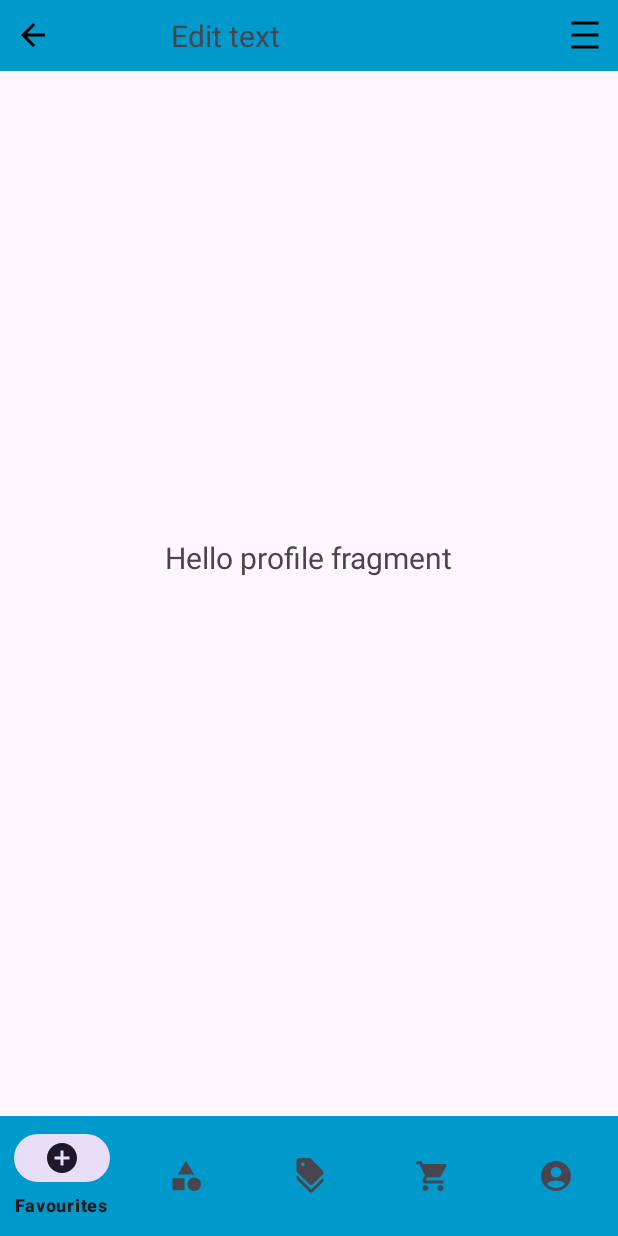
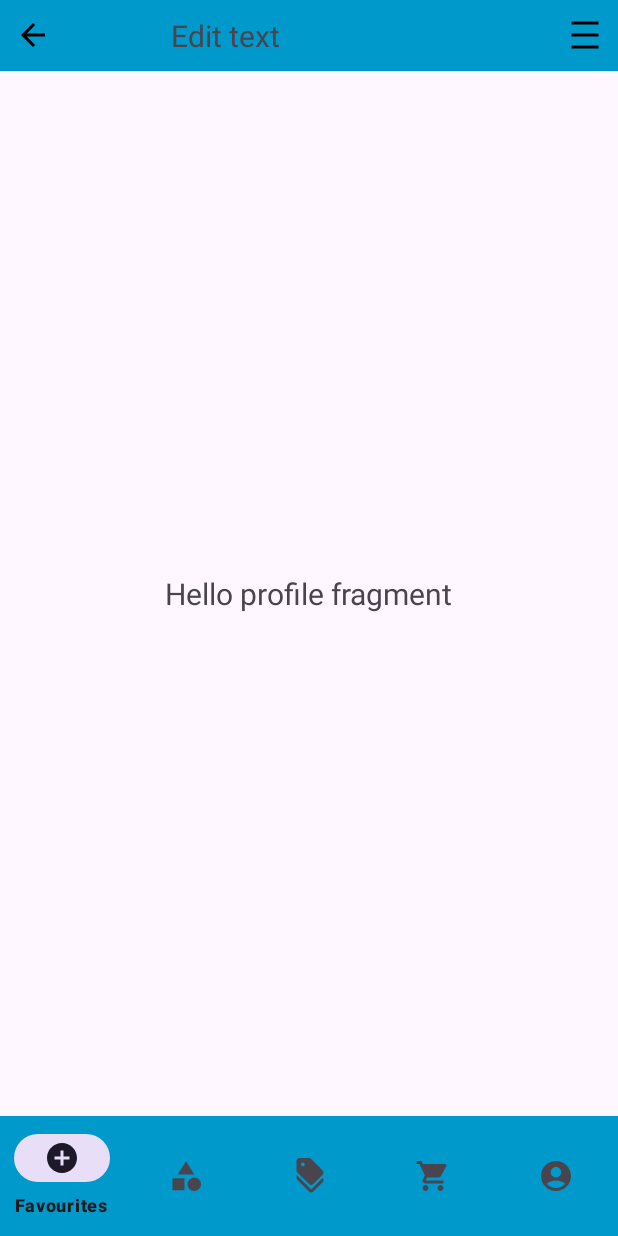
Before and after one commit to Frostlyx/group-27-app-development, an Android app: the screen it shows after launch (MainActivity), on a phone screen of 412 x 824 dp. Run offline under Robolectric (Android 15) with nearby library versions, the phone set to English and light mode, and no system bars; libraries missing offline, so code that uses them is left out: com.google.zxing.integration.

Commit message:
Fitted toolbar into main activity, fragments will now fit under the top toolbar instead of overlapping (TODO: change the layout types so it's not messy)

```diff
--- a/app/src/main/res/layout/activity_main.xml
+++ b/app/src/main/res/layout/activity_main.xml
@@ -6,11 +6,11 @@
     android:layout_height="match_parent"
     tools:context=".MainActivity">
 
-    <include
+    <!--include
         android:id="@+id/include"
         layout="@layout/toolbar"></include>
 
-<!--    <Button-->
+<!-    <Button-->
 <!--        android:id="@+id/scannerBtn"-->
 <!--        android:layout_width="200dp"-->
 <!--        android:layout_height="wrap_content"-->
@@ -29,6 +29,43 @@
 <!--        android:layout_below="@+id/scannerBtn"-->
 <!--        android:textSize="30dp" />-->
 
+    <RelativeLayout
+        android:id="@+id/relativeLayout"
+        android:layout_width="wrap_content"
+        android:layout_height="wrap_content"
+        android:background="@android:color/holo_blue_dark"
+        android:padding="10dp"
+        app:layout_constraintEnd_toEndOf="parent"
+        app:layout_constraintStart_toStartOf="parent"
+        app:layout_constraintTop_toTopOf="parent">
+
+        <ImageView
+            android:id="@+id/toolbar_back"
+            android:layout_width="wrap_content"
+            android:layout_height="wrap_content"
+            android:layout_centerVertical="true"
+            android:src="@drawable/baseline_arrow_back_24" />
+
+        <TextView
+            android:id="@+id/toolbar_title"
+            android:layout_width="wrap_content"
+            android:layout_height="wrap_content"
+            android:layout_centerVertical="true"
+            android:layout_marginStart="80dp"
+            android:layout_toEndOf="@+id/toolbar_back"
+            android:text="Edit text"
+            android:textSize="20dp" />
+
+        <ImageView
+            android:id="@+id/toolbar_home"
+            android:layout_width="wrap_content"
+            android:layout_height="wrap_content"
+            android:layout_alignParentEnd="true"
+            android:layout_centerVertical="true"
+            android:src="@drawable/baseline_menu_24" />
+
+    </RelativeLayout>
+
     <FrameLayout
         android:id="@+id/frame_layout"
         android:layout_width="0dp"
@@ -36,7 +73,7 @@
         app:layout_constraintBottom_toTopOf="@+id/bottomNavigationView"
         app:layout_constraintEnd_toEndOf="parent"
         app:layout_constraintStart_toStartOf="parent"
-        app:layout_constraintTop_toTopOf="parent">
+        app:layout_constraintTop_toBottomOf="@+id/relativeLayout">
 
     </FrameLayout>
 
```
